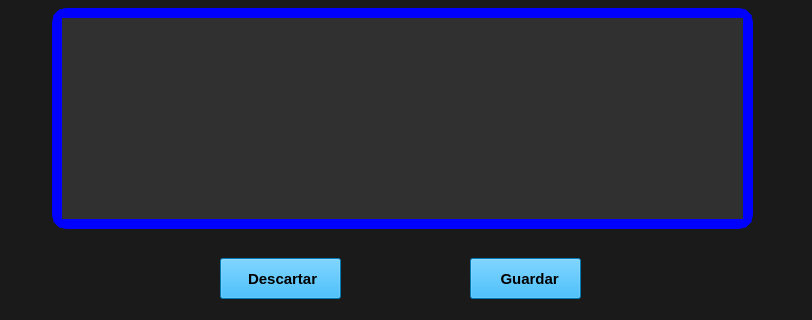
This is vistas/planificarEventos.ui in SergioR29/TurismoPlanning-Desktop as Qt 5 draws it before an edit; both pictures show x 0 to 812 and y 372 to 692 of the 812 by 692 pixel window. The edited form follows.
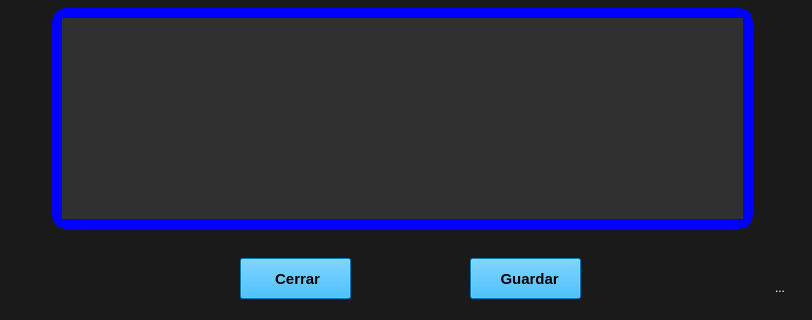
This is the edited form. Icons and pictures are not drawn.

```diff
--- a/vistas/planificarEventos.ui
+++ b/vistas/planificarEventos.ui
@@ -397,9 +397,9 @@
   <widget class="QPushButton" name="descartar">
    <property name="geometry">
     <rect>
-     <x>220</x>
+     <x>240</x>
      <y>630</y>
-     <width>121</width>
+     <width>111</width>
      <height>41</height>
     </rect>
    </property>
@@ -414,7 +414,7 @@
 background-color: rgb(0, 170, 255);</string>
    </property>
    <property name="text">
-    <string> Descartar</string>
+    <string> Cerrar</string>
    </property>
    <property name="icon">
     <iconset>
@@ -747,6 +747,38 @@
     </size>
    </property>
   </widget>
+  <widget class="QToolButton" name="ayuda">
+   <property name="geometry">
+    <rect>
+     <x>760</x>
+     <y>640</y>
+     <width>40</width>
+     <height>40</height>
+    </rect>
+   </property>
+   <property name="sizePolicy">
+    <sizepolicy hsizetype="Minimum" vsizetype="Fixed">
+     <horstretch>0</horstretch>
+     <verstretch>0</verstretch>
+    </sizepolicy>
+   </property>
+   <property name="styleSheet">
+    <string notr="true">background-color: rgb(26, 26, 26);border:none;</string>
+   </property>
+   <property name="text">
+    <string>...</string>
+   </property>
+   <property name="icon">
+    <iconset>
+     <normaloff>../recursos/iconos/ayuda.png</normaloff>../recursos/iconos/ayuda.png</iconset>
+   </property>
+   <property name="iconSize">
+    <size>
+     <width>40</width>
+     <height>40</height>
+    </size>
+   </property>
+  </widget>
  </widget>
  <resources/>
  <connections>
```
Left out of the diff: 6 changed lines with no effect on the pictures.
